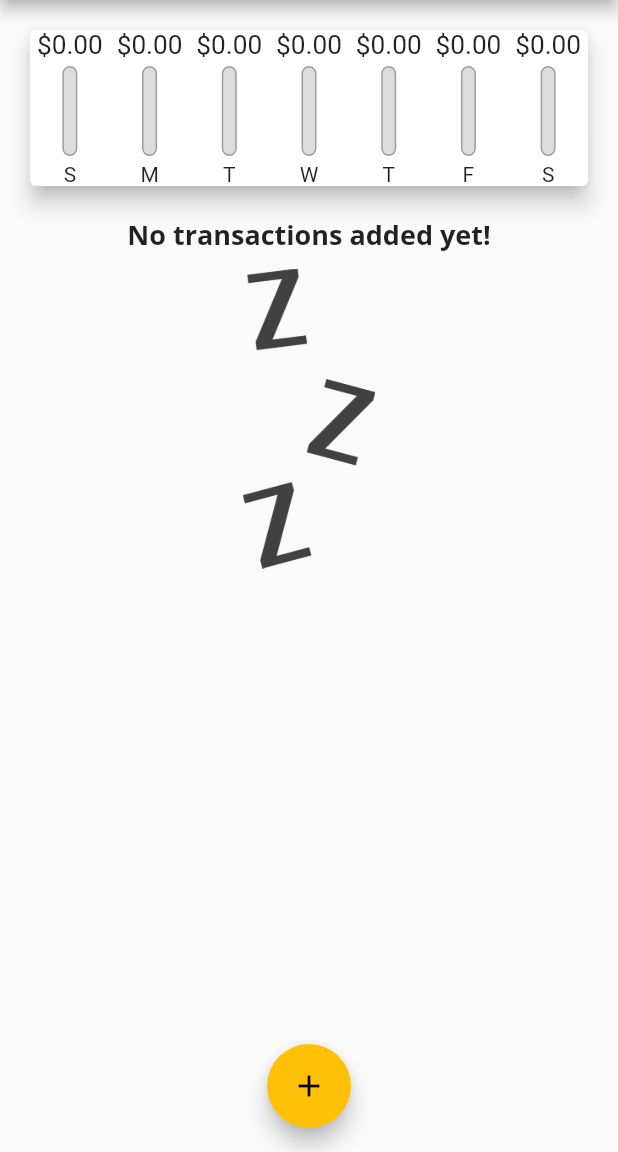
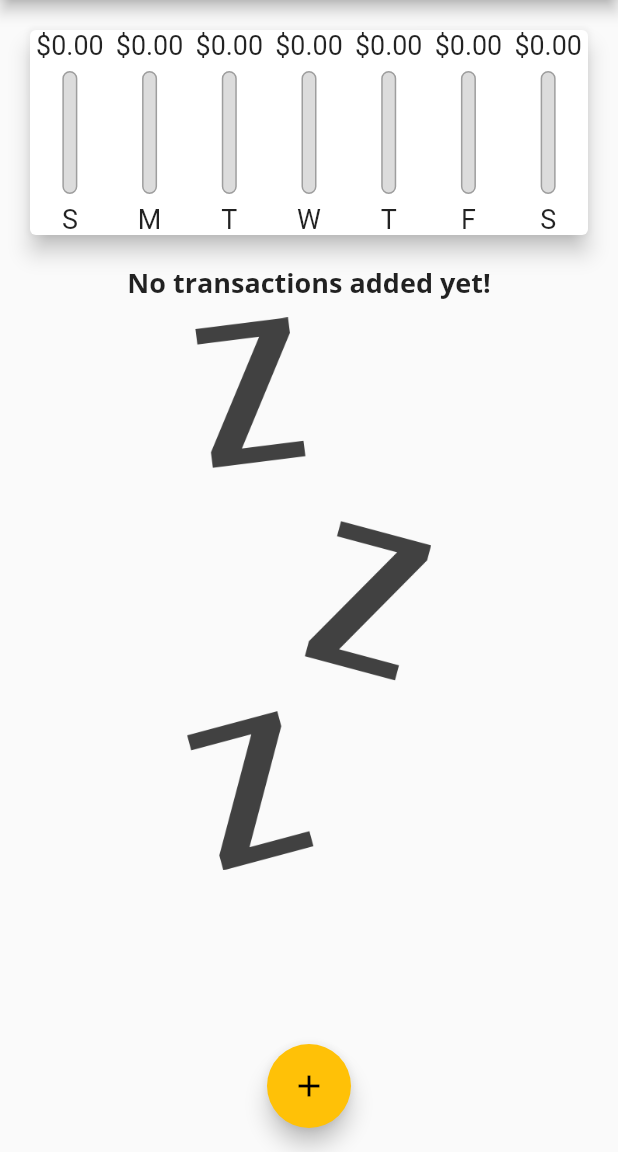
Before and after one commit to faisalahmedsifat/personal_expense_app, a Flutter app: the screen it shows after launch, on a phone screen of 412 x 824 dp, the part 84-1236 px from its top. Run offline on Flutter 3.47's test engine with Material 2 defaults, Android fonts, the phone set to English and light mode, and no system bars.

Commit message:
added support for landscapt mode

```diff
--- a/lib/main.dart
+++ b/lib/main.dart
@@ -1,4 +1,5 @@
 import 'package:flutter/material.dart';
+import 'package:flutter/services.dart';
 import 'package:intl/intl.dart';
 
 import './widgets/new_transaction.dart';
@@ -9,6 +10,11 @@ import 'models/transaction.dart';
 // import './widgets/transaction_list.dart';
 
 void main() {
+  // WidgetsFlutterBinding.ensureInitialized();
+  // SystemChrome.setPreferredOrientations([
+  //   DeviceOrientation.portraitUp,
+  //   DeviceOrientation.portraitDown,
+  // ]);
   runApp(MyApp());
 }
 
@@ -87,6 +93,7 @@ class _MyHomePageState extends State<MyHomePage> {
     //   date: DateTime.now(),
     // ),
   ];
+  bool _showChart = false;
 
   List<Transaction> get _recentTransactions {
     return _userTransactions.where((tx) {
@@ -127,23 +134,69 @@ class _MyHomePageState extends State<MyHomePage> {
 
   @override
   Widget build(BuildContext context) {
+    final mediaQuery = MediaQuery.of(context);
+
+    final isLandscape = mediaQuery.orientation == Orientation.landscape;
+    final appBar = AppBar(
+      title: const Text(
+        'Personal Expense',
+      ),
+      actions: [
+        IconButton(
+          onPressed: () => _startAddNewTransaction(context),
+          icon: Icon(Icons.add),
+        ),
+      ],
+    );
+
+    final txListWidget = Container(
+      height: (mediaQuery.size.height -
+              appBar.preferredSize.height -
+              mediaQuery.padding.top) *
+          0.8,
+      child: TransactionList(_userTransactions, _deleteTransaction),
+    );
+
     return Scaffold(
-      appBar: AppBar(
-        title: const Text('Personal Expense'),
-        actions: [
-          IconButton(
-            onPressed: () => _startAddNewTransaction(context),
-            icon: Icon(Icons.add),
-          ),
-        ],
-      ),
+      appBar: appBar,
       body: SingleChildScrollView(
         child: Column(
           // mainAxisAlignment: MainAxisAlignment.spaceAround,
           crossAxisAlignment: CrossAxisAlignment.stretch,
           children: [
-            Chart(_recentTransactions),
-            TransactionList(_userTransactions, _deleteTransaction),
+            if (isLandscape)
+              Row(
+                mainAxisAlignment: MainAxisAlignment.center,
+                children: [
+                  Text("Show data"),
+                  Switch(
+                      value: _showChart,
+                      onChanged: (val) {
+                        setState(() {
+                          _showChart = val;
+                        });
+                      })
+                ],
+              ),
+            if (!isLandscape)
+              Container(
+                child: Chart(_recentTransactions),
+                height: (mediaQuery.size.height -
+                        appBar.preferredSize.height -
+                        mediaQuery.padding.top) *
+                    0.23,
+              ),
+            if (!isLandscape) txListWidget,
+            if (isLandscape)
+              _showChart
+                  ? Container(
+                      child: Chart(_recentTransactions),
+                      height: (mediaQuery.size.height -
+                              appBar.preferredSize.height -
+                              mediaQuery.padding.top) *
+                          0.6,
+                    )
+                  : txListWidget,
           ],
         ),
       ),
--- a/lib/widgets/chart_bar.dart
+++ b/lib/widgets/chart_bar.dart
@@ -9,20 +9,21 @@ class ChartBar extends StatelessWidget {
 
   @override
   Widget build(BuildContext context) {
+    return LayoutBuilder(builder: (ctx, constraints) {
       return Column(
         children: [
           Container(
-          height: 20,
+            height: constraints.maxHeight * 0.15,
             child: FittedBox(
                 child: Text(
               '\$${spendingAmount.toStringAsFixed(2)}',
             )),
           ),
           SizedBox(
-          height: 4,
+            height: constraints.maxHeight * 0.05,
           ),
           Container(
-          height: 60,
+            height: constraints.maxHeight * 0.6,
             width: 10,
             child: Stack(
               children: [
@@ -46,10 +47,13 @@ class ChartBar extends StatelessWidget {
             ),
           ),
           SizedBox(
-          height: 4,
+            height: constraints.maxHeight * 0.05,
           ),
-        Text(label),
+          Container(
+              child: FittedBox(child: Text(label)),
+              height: constraints.maxHeight * 0.15),
         ],
       );
+    });
   }
 }
--- a/lib/widgets/transaction_list.dart
+++ b/lib/widgets/transaction_list.dart
@@ -10,10 +10,9 @@ class TransactionList extends StatelessWidget {
 
   @override
   Widget build(BuildContext context) {
-    return Container(
-      height: 400,
-      child: transactions.isEmpty
-          ? Column(
+    return transactions.isEmpty
+        ? LayoutBuilder(builder: (ctx, constraints) {
+            return Column(
               children: [
                 Text(
                   'No transactions added yet!',
@@ -23,14 +22,15 @@ class TransactionList extends StatelessWidget {
                   height: 10,
                 ),
                 Container(
-                  height: 200,
+                  height: constraints.maxHeight * 0.6,
                   child: Image.asset(
                     'assets/images/waiting.png',
                     fit: BoxFit.cover,
                   ),
                 ),
               ],
-            )
+            );
+          })
         : ListView.builder(
             itemBuilder: (ctx, index) {
               return Card(
@@ -56,7 +56,26 @@ class TransactionList extends StatelessWidget {
                   subtitle: Text(
                     DateFormat.yMMMd().format(transactions[index].date),
                   ),
-                    trailing: IconButton(
+                  trailing: MediaQuery.of(context).size.width > 460
+                      ? ElevatedButton.icon(
+                          onPressed: () => delteTx(transactions[index].id),
+                          icon: Icon(
+                            Icons.delete,
+                            color: Theme.of(context).errorColor,
+                          ),
+                          label: Text(
+                            'Delete',
+                            style:
+                                TextStyle(color: Theme.of(context).errorColor),
+                          ),
+                          style: ButtonStyle(
+                            elevation: MaterialStateProperty.resolveWith(
+                                (states) => 0.0),
+                            backgroundColor: MaterialStateColor.resolveWith(
+                                (states) => Colors.white),
+                          ),
+                        )
+                      : IconButton(
                           icon: Icon(Icons.delete),
                           color: Theme.of(context).errorColor,
                           onPressed: () => delteTx(transactions[index].id),
@@ -65,7 +84,6 @@ class TransactionList extends StatelessWidget {
               );
             },
             itemCount: transactions.length,
-            ),
           );
   }
 }
```
Also changed, not shown: lib/widgets/new_transaction.dart (+9 -2 lines). Lines whose indentation alone changed are shown as unchanged.
